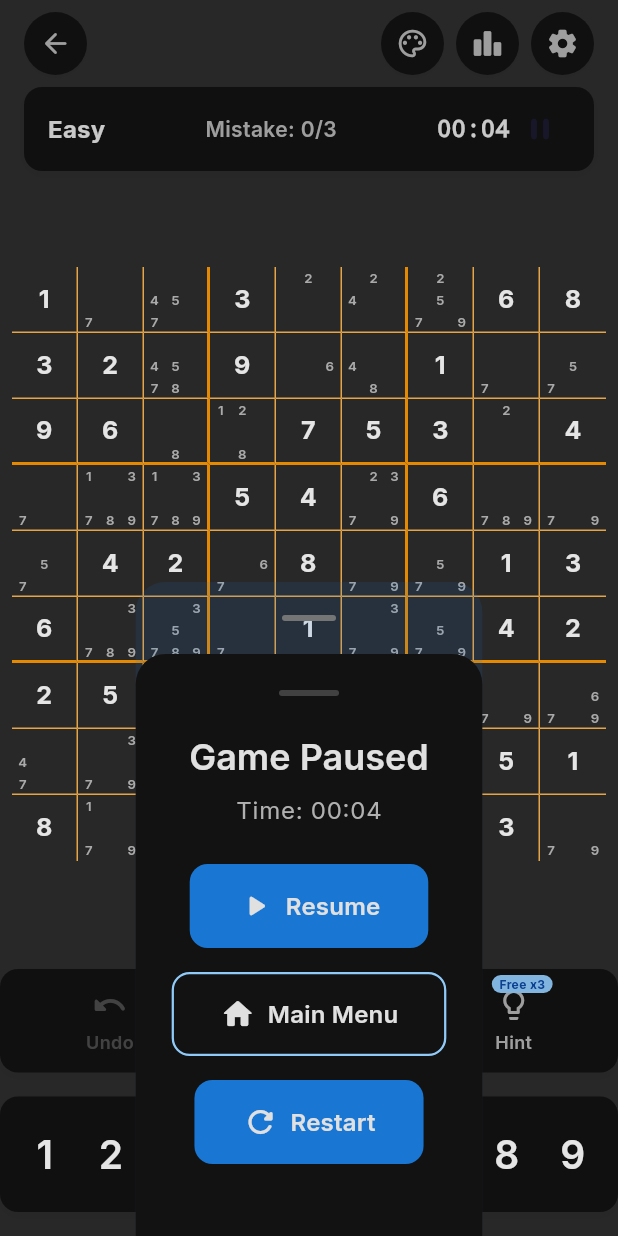
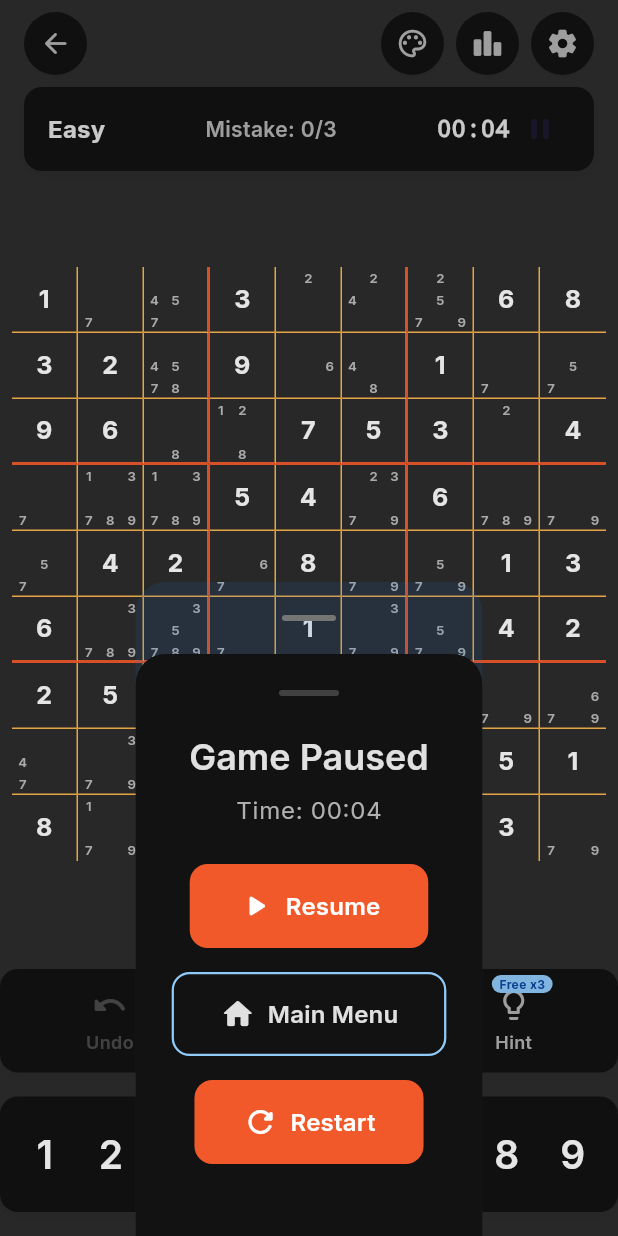
Before and after one commit to Mukiria/m6_sudoku, a Flutter app: the GameScreen screen opened by its route, after a tap on the "palette" icon, after a tap on the "pause" icon, on a phone screen of 412 x 824 dp. Run offline on Flutter 3.47's test engine with Material 3 defaults, Android fonts, the light colour scheme and no system bars; our stand-ins replace audioplayers, confetti, dartz, equatable, flutter_animate, flutter_riverpod and 5 more; accounts and stored records are empty; generated files the repository leaves out were written again.

Commit message:
Rebrand orange to F1592B and restore the splash logo on a solid fill
Updates AppThemeExtension.brandOrange (New Game/Continue Game buttons,
grid sub-box lines) and the pause menu's Resume/Restart buttons to the
new brand orange. The native splash screen drops its background photo
in favor of a solid #F1592B fill, with the sudoku-grid logo restored
on top of it (the home screen's own background image is unaffected).

```diff
--- a/lib/core/theme/app_theme_extension.dart
+++ b/lib/core/theme/app_theme_extension.dart
@@ -2,7 +2,7 @@ import 'package:flutter/material.dart';
 
 class AppThemeExtension extends ThemeExtension<AppThemeExtension> {
   /// Fixed brand colors that stay constant across light and dark themes.
-  static const Color brandOrange = Color(0xFFFF9800);
+  static const Color brandOrange = Color(0xFFF1592B);
   static const Color brandOrangeLight = Color(0xFFFFB74D);
   static const Color brandBlue = Color(0xFF1976D2);
 
--- a/lib/features/sudoku/presentation/widgets/pause_menu.dart
+++ b/lib/features/sudoku/presentation/widgets/pause_menu.dart
@@ -59,6 +59,8 @@ class PauseMenu extends ConsumerWidget {
             },
             variant: AppButtonVariant.filled,
             size: AppButtonSize.large,
+            backgroundColor: AppThemeExtension.brandOrange,
+            foregroundColor: Colors.white,
             icon: const Icon(Icons.play_arrow_rounded),
             child: const Text('Resume'),
           ),
@@ -87,8 +89,10 @@ class PauseMenu extends ConsumerWidget {
               }
               context.pop();
             },
-            variant: AppButtonVariant.tonal,
+            variant: AppButtonVariant.filled,
             size: AppButtonSize.large,
+            backgroundColor: AppThemeExtension.brandOrange,
+            foregroundColor: Colors.white,
             icon: const Icon(Icons.refresh_rounded),
             child: const Text('Restart'),
           ),
--- a/pubspec.yaml
+++ b/pubspec.yaml
@@ -69,13 +69,12 @@ flutter_launcher_icons:
   remove_alpha_ios: true
 
 flutter_native_splash:
-  color: "#1E1E1E"
-  background_image: assets/images/m6-splash-screen.jpg
+  color: "#F1592B"
   image: assets/images/m6-sudoku-logo.png
   android: true
   web: true
   fullscreen: true
   android_gravity: center
   android_12:
-    color: "#1E1E1E"
+    color: "#F1592B"
     image: assets/images/m6-sudoku-logo.png
```
Also changed, not shown: 6 other files.
